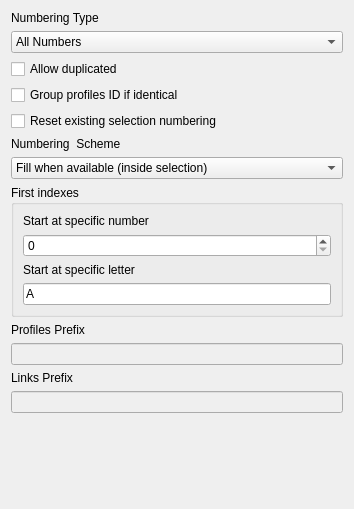
Qt form freecad/frameforge/resources/ui/populate_ids.ui (lukh/frameforge) before a commit.
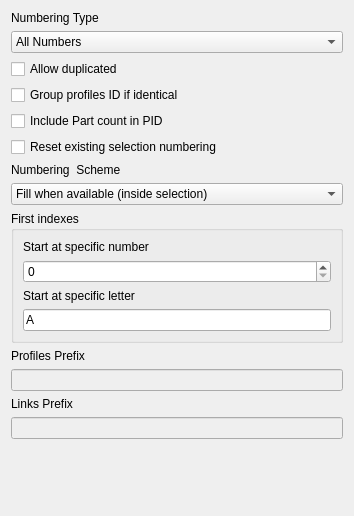
The same form after that commit.

Commit message: better handle group by (taking TrimmedProfiles instead of profile) and include part count in PID

Diff of the .ui file:
```diff
--- a/freecad/frameforge/resources/ui/populate_ids.ui
+++ b/freecad/frameforge/resources/ui/populate_ids.ui
@@ -7,7 +7,7 @@
     <x>0</x>
     <y>0</y>
     <width>354</width>
-    <height>509</height>
+    <height>516</height>
    </rect>
   </property>
   <property name="windowTitle">
@@ -62,6 +62,13 @@
      </property>
     </widget>
    </item>
+   <item>
+    <widget class="QCheckBox" name="cb_include_part_count_in_pid">
+     <property name="text">
+      <string>Include Part count in PID</string>
+     </property>
+    </widget>
+   </item>
    <item>
     <widget class="QCheckBox" name="cb_reset_numbering">
      <property name="text">
```
Left out of the diff: 19 changed lines with no effect on the pictures. The commit also changes 3 other files.
